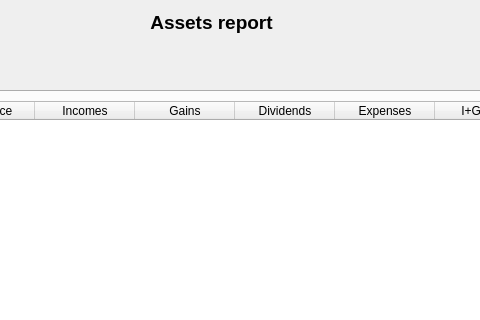
Above: ui/wdgAPR.ui from turulomio/xulpymoney before the change; both pictures show x 388 to 868 and y 0 to 320 of the 1199 by 447 pixel window. Below: the same form after it.
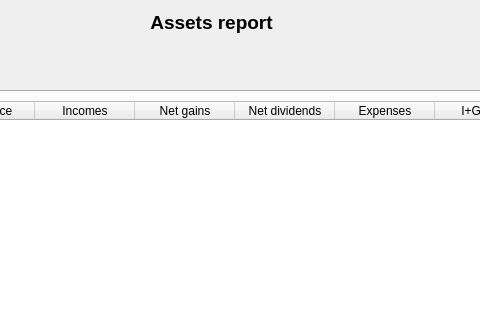
That is the form after the change. The open tabs and pages were chosen to show the change. Icons and pictures are not drawn. Custom widgets are drawn as their Qt base class.

Commit message: Fix concept. And changed gross dividend by net dividend

```diff
--- a/ui/wdgAPR.ui
+++ b/ui/wdgAPR.ui
@@ -125,12 +125,12 @@
            </column>
            <column>
             <property name="text">
-             <string>Gains</string>
+             <string>Net gains</string>
             </property>
            </column>
            <column>
             <property name="text">
-             <string>Dividends</string>
+             <string>Net dividends</string>
             </property>
            </column>
            <column>
```
Left out of the diff: 2 changed lines with no effect on the pictures. The commit also changes 6 other files.
